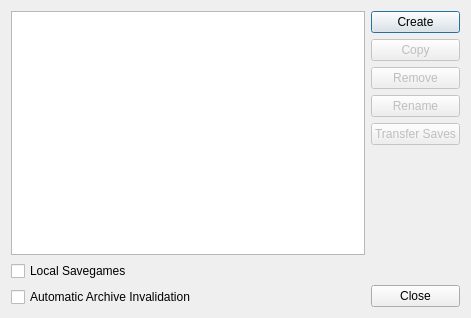
Holt59/mo2-merge, file modorganizer/src/profilesdialog.ui: the form before one commit.
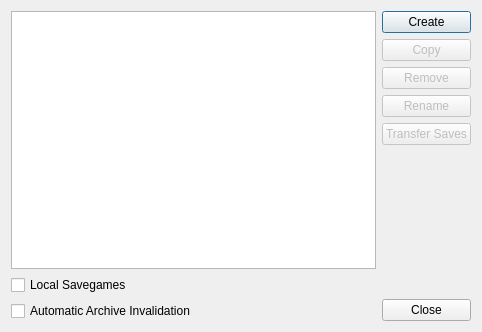
The form after the commit.

What changed in the file:
```diff
--- a/modorganizer/src/profilesdialog.ui
+++ b/modorganizer/src/profilesdialog.ui
@@ -6,8 +6,8 @@
    <rect>
     <x>0</x>
     <y>0</y>
-    <width>471</width>
-    <height>318</height>
+    <width>482</width>
+    <height>332</height>
    </rect>
   </property>
   <property name="windowTitle">
```
